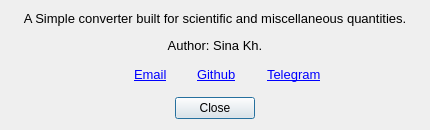
The window that aboutdialog.ui (30vam/cute-converter) describes before a commit, drawn with Qt 5.
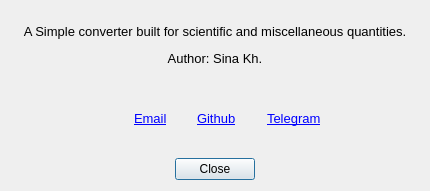
The same window after the commit.

The edit to the form file:
```diff
--- a/aboutdialog.ui
+++ b/aboutdialog.ui
@@ -7,7 +7,7 @@
     <x>0</x>
     <y>0</y>
     <width>430</width>
-    <height>130</height>
+    <height>191</height>
    </rect>
   </property>
   <property name="sizePolicy">
```
